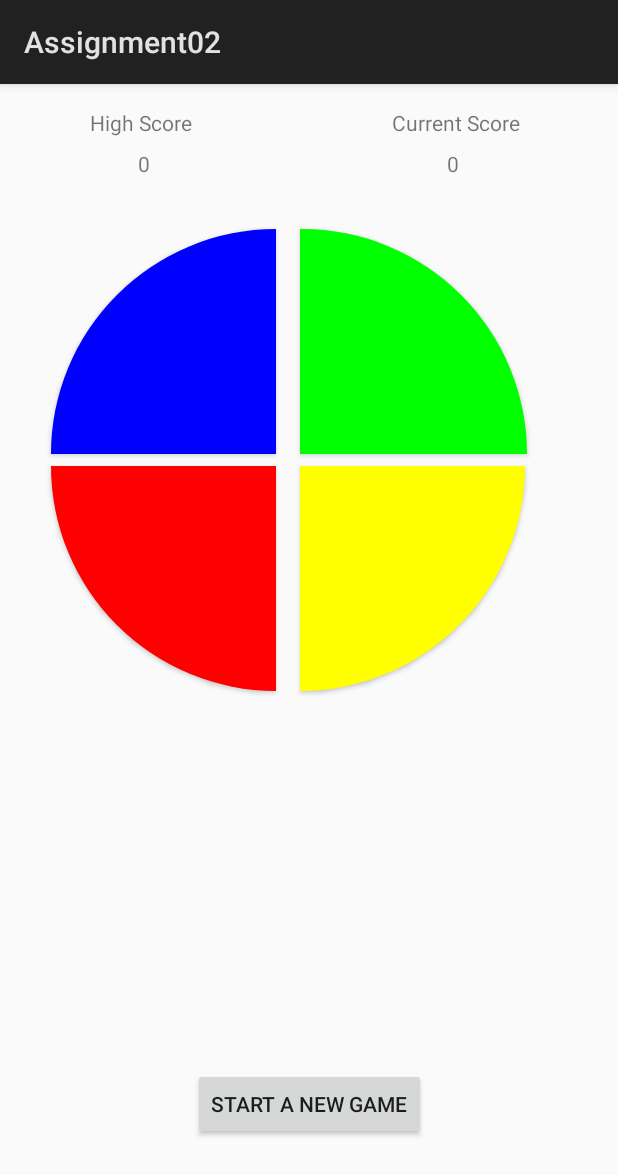
After one commit to Larmstrong1626/Assignment_2, an Android app: the layout activity_rewind_warp.xml on its own in the app's theme, with its tools: preview values and no code run, on a phone screen of 412 x 824 dp. The commit adds this screen. Shown: the top 1175 px of the screen. Run offline under Robolectric (Android 15) with nearby library versions, the phone set to English and light mode, and no system bars.

Commit message:
Added variant RewindWarpSimon

```diff
--- a/app/src/main/AndroidManifest.xml
+++ b/app/src/main/AndroidManifest.xml
@@ -28,6 +28,9 @@
             android:label="RewindSimon"
             android:screenOrientation="portrait" />
         <activity android:name=".WarpSpeed"></activity>
+        <activity android:name=".RewindWarpSimon"
+            android:label="RewindWarpSimon"
+            android:screenOrientation="portrait"/>
     </application>
 
 </manifest>
--- a/app/src/main/res/layout/activity_main.xml
+++ b/app/src/main/res/layout/activity_main.xml
@@ -87,8 +87,7 @@
                 android:textColor="@android:color/white"
                 app:layout_constraintEnd_toEndOf="parent"
                 app:layout_constraintStart_toStartOf="parent"
-                app:layout_constraintTop_toBottomOf="@+id/play_btn2"
-                tools:text="Variant2" />
+                app:layout_constraintTop_toBottomOf="@+id/play_btn2" />
 
             <Button
                 android:id="@+id/play_btn4"
@@ -101,11 +100,12 @@
                 android:background="@drawable/buttons"
 
 
+                android:text="Play Rewind Warp"
                 android:textColor="@android:color/white"
                 app:layout_constraintEnd_toEndOf="parent"
                 app:layout_constraintStart_toStartOf="parent"
                 app:layout_constraintTop_toBottomOf="@+id/play_btn2"
-                tools:text="Variant3" />
+                tools:text="Play Rewind Warp" />
 
             <Button
                 android:id="@+id/more_btn"
--- /dev/null
+++ b/app/src/main/res/layout/activity_rewind_warp.xml
@@ -0,0 +1,148 @@
+<?xml version="1.0" encoding="utf-8"?>
+<android.support.constraint.ConstraintLayout xmlns:android="http://schemas.android.com/apk/res/android"
+    android:layout_width="match_parent"
+    android:layout_height="match_parent"
+    xmlns:app="http://schemas.android.com/apk/res-auto">
+
+    <android.support.constraint.Guideline
+        android:id="@+id/guideline3"
+        android:layout_width="wrap_content"
+        android:layout_height="wrap_content"
+        android:orientation="vertical"
+        app:layout_constraintGuide_begin="192dp" />
+
+    <android.support.constraint.Guideline
+        android:id="@+id/guideline5"
+        android:layout_width="wrap_content"
+        android:layout_height="wrap_content"
+        android:orientation="horizontal"
+        app:layout_constraintGuide_begin="255dp" />
+
+    <Button
+        android:id="@+id/button_rewind_tl"
+        android:layout_width="150dp"
+        android:layout_height="150dp"
+        android:layout_marginBottom="8dp"
+        android:layout_marginEnd="8dp"
+        android:layout_marginStart="8dp"
+        android:background="@drawable/buttons_tl"
+        app:layout_constraintBottom_toTopOf="@+id/guideline5"
+        app:layout_constraintEnd_toStartOf="@+id/guideline3"
+        app:layout_constraintHorizontal_bias="1.0"
+        app:layout_constraintStart_toStartOf="parent" />
+
+    <Button
+        android:id="@+id/button_rewind_tr"
+        android:layout_width="151dp"
+        android:layout_height="150dp"
+        android:layout_marginBottom="8dp"
+        android:layout_marginEnd="8dp"
+        android:layout_marginStart="8dp"
+        android:background="@drawable/buttons_tr"
+        app:layout_constraintBottom_toTopOf="@+id/guideline5"
+        app:layout_constraintEnd_toEndOf="parent"
+        app:layout_constraintHorizontal_bias="0.0"
+        app:layout_constraintStart_toStartOf="@+id/guideline3" />
+
+    <Button
+        android:id="@+id/button_rewind_bl"
+        android:layout_width="150dp"
+        android:layout_height="150dp"
+        android:layout_marginEnd="8dp"
+        android:layout_marginStart="8dp"
+        android:background="@drawable/buttons_bl"
+        app:layout_constraintEnd_toStartOf="@+id/guideline3"
+        app:layout_constraintHorizontal_bias="1.0"
+        app:layout_constraintStart_toStartOf="parent"
+        app:layout_constraintTop_toTopOf="@+id/guideline5" />
+
+    <Button
+        android:id="@+id/button_rewind_br"
+        android:layout_width="150dp"
+        android:layout_height="150dp"
+        android:layout_marginEnd="8dp"
+        android:layout_marginStart="8dp"
+        android:background="@drawable/buttons_br"
+        app:layout_constraintEnd_toEndOf="parent"
+        app:layout_constraintHorizontal_bias="0.0"
+        app:layout_constraintStart_toStartOf="@+id/guideline3"
+        app:layout_constraintTop_toTopOf="@+id/guideline5" />
+
+    <Button
+        android:id="@+id/button_rewind_ng"
+        android:layout_width="wrap_content"
+        android:layout_height="wrap_content"
+        android:layout_marginBottom="8dp"
+        android:layout_marginEnd="8dp"
+        android:layout_marginStart="8dp"
+        android:layout_marginTop="8dp"
+        android:text="Start A New Game"
+        app:layout_constraintBottom_toBottomOf="parent"
+        app:layout_constraintEnd_toEndOf="parent"
+        app:layout_constraintStart_toStartOf="parent"
+        app:layout_constraintTop_toTopOf="@+id/guideline5"
+        app:layout_constraintVertical_bias="0.875" />
+
+    <TextView
+        android:id="@+id/rewindTurn_tv"
+        android:layout_width="wrap_content"
+        android:layout_height="wrap_content"
+        android:layout_marginEnd="8dp"
+        android:layout_marginStart="8dp"
+        android:layout_marginTop="32dp"
+        android:textSize="24sp"
+        app:layout_constraintEnd_toEndOf="parent"
+        app:layout_constraintStart_toStartOf="parent"
+        app:layout_constraintTop_toTopOf="parent" />
+
+    <TextView
+        android:id="@+id/highScore_tv"
+        android:layout_width="wrap_content"
+        android:layout_height="wrap_content"
+        android:layout_marginEnd="8dp"
+        android:layout_marginStart="8dp"
+        android:layout_marginTop="16dp"
+        android:text="High Score"
+        app:layout_constraintEnd_toStartOf="@+id/guideline3"
+        app:layout_constraintHorizontal_bias="0.483"
+        app:layout_constraintStart_toStartOf="parent"
+        app:layout_constraintTop_toTopOf="parent" />
+
+    <TextView
+        android:id="@+id/currentScore_tv"
+        android:layout_width="wrap_content"
+        android:layout_height="wrap_content"
+        android:layout_marginEnd="8dp"
+        android:layout_marginStart="8dp"
+        android:layout_marginTop="16dp"
+        android:text="Current Score"
+        app:layout_constraintEnd_toEndOf="parent"
+        app:layout_constraintHorizontal_bias="0.516"
+        app:layout_constraintStart_toStartOf="@+id/guideline3"
+        app:layout_constraintTop_toTopOf="parent" />
+
+    <TextView
+        android:id="@+id/highScore_tv2"
+        android:layout_width="wrap_content"
+        android:layout_height="wrap_content"
+        android:layout_marginEnd="8dp"
+        android:layout_marginStart="8dp"
+        android:layout_marginTop="8dp"
+        android:text="0"
+        app:layout_constraintEnd_toStartOf="@+id/guideline3"
+        app:layout_constraintStart_toStartOf="parent"
+        app:layout_constraintTop_toBottomOf="@+id/highScore_tv" />
+
+    <TextView
+        android:id="@+id/currentScore_tv2"
+        android:layout_width="wrap_content"
+        android:layout_height="wrap_content"
+        android:layout_marginEnd="8dp"
+        android:layout_marginStart="8dp"
+        android:layout_marginTop="8dp"
+        android:text="0"
+        app:layout_constraintEnd_toEndOf="parent"
+        app:layout_constraintStart_toStartOf="@+id/guideline3"
+        app:layout_constraintTop_toBottomOf="@+id/currentScore_tv" />
+
+</android.support.constraint.ConstraintLayout>
```
Also changed, not shown: app/src/main/java/com/oc/assignment02/MainActivity.java (+12 -0 lines), app/src/main/java/com/oc/assignment02/RewindSimonActivity.java (+17 -1 lines), app/src/main/java/com/oc/assignment02/RewindWarpSimon.java (added, +486 -0 lines).
